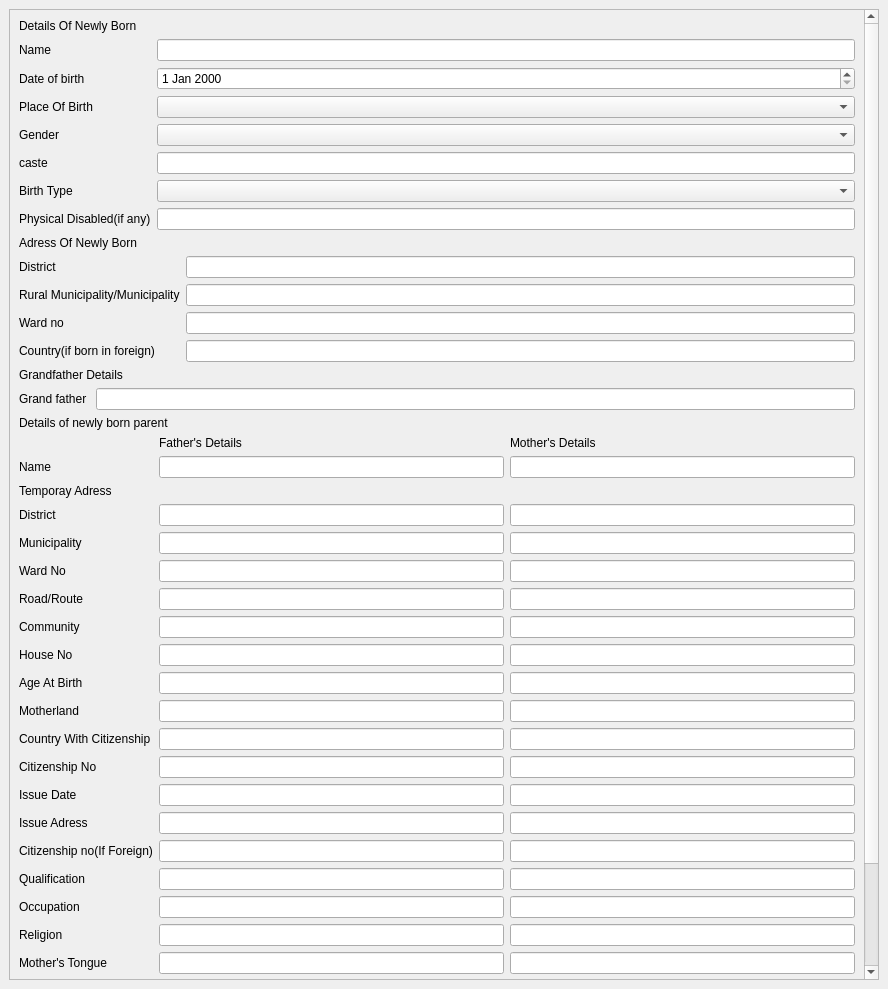
First picture: the form in Smartward/forms/birth.ui, repository cygnus55/smartward, before the edit.
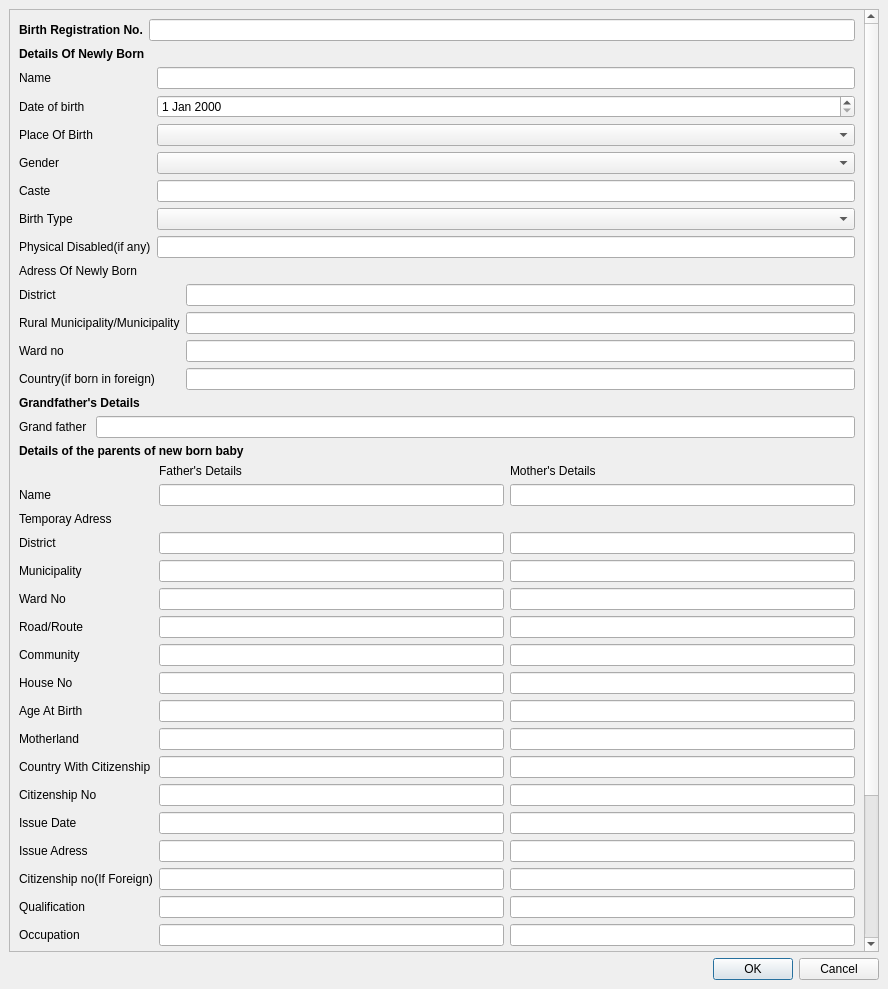
Second picture: the form after the edit.

Commit message: homewindow and form linked

```diff
--- a/Smartward/forms/birth.ui
+++ b/Smartward/forms/birth.ui
@@ -25,8 +25,8 @@
         <rect>
          <x>0</x>
          <y>0</y>
-         <width>843</width>
-         <height>1258</height>
+         <width>851</width>
+         <height>1086</height>
         </rect>
        </property>
        <layout class="QGridLayout" name="gridLayout_2">
@@ -50,14 +50,14 @@
         <item row="3" column="0">
          <widget class="QLabel" name="label_7">
           <property name="text">
-           <string>Grandfather Details</string>
+           <string>&lt;b&gt;Grandfather's Details&lt;/b&gt;</string>
           </property>
          </widget>
         </item>
-        <item row="0" column="0">
+        <item row="1" column="0">
          <widget class="QLabel" name="label_5">
           <property name="text">
-           <string>Details Of Newly Born</string>
+           <string>&lt;b&gt;Details Of Newly Born&lt;/b&gt;</string>
           </property>
          </widget>
         </item>
@@ -450,7 +450,7 @@
           </item>
          </layout>
         </item>
-        <item row="1" column="0">
+        <item row="2" column="0">
          <layout class="QFormLayout" name="formLayout">
           <item row="0" column="0">
            <widget class="QLabel" name="nameLabel">
@@ -495,7 +495,7 @@
           <item row="4" column="0">
            <widget class="QLabel" name="casteLabel">
             <property name="text">
-             <string>caste</string>
+             <string>Caste</string>
             </property>
            </widget>
           </item>
@@ -578,14 +578,35 @@
         <item row="5" column="0">
          <widget class="QLabel" name="label_8">
           <property name="text">
-           <string>Details of newly born parent</string>
+           <string>&lt;b&gt;Details of the parents of new born baby&lt;/b&gt;</string>
           </property>
          </widget>
         </item>
+        <item row="0" column="0">
+         <layout class="QFormLayout" name="formLayout_9">
+          <item row="0" column="0">
+           <widget class="QLabel" name="birthRegistrationNoLabel">
+            <property name="text">
+             <string>&lt;b&gt;Birth Registration No.&lt;/b&gt;</string>
+            </property>
+           </widget>
+          </item>
+          <item row="0" column="1">
+           <widget class="QLineEdit" name="birthRegistrationNoLineEdit"/>
+          </item>
+         </layout>
+        </item>
        </layout>
       </widget>
      </widget>
     </item>
+    <item row="1" column="0">
+     <widget class="QDialogButtonBox" name="buttonBox">
+      <property name="standardButtons">
+       <set>QDialogButtonBox::Cancel|QDialogButtonBox::Ok</set>
+      </property>
+     </widget>
+    </item>
    </layout>
   </widget>
  </widget>
```
Left out of the diff: 9 changed lines with no effect on the pictures. The commit also changes 32 other files.
